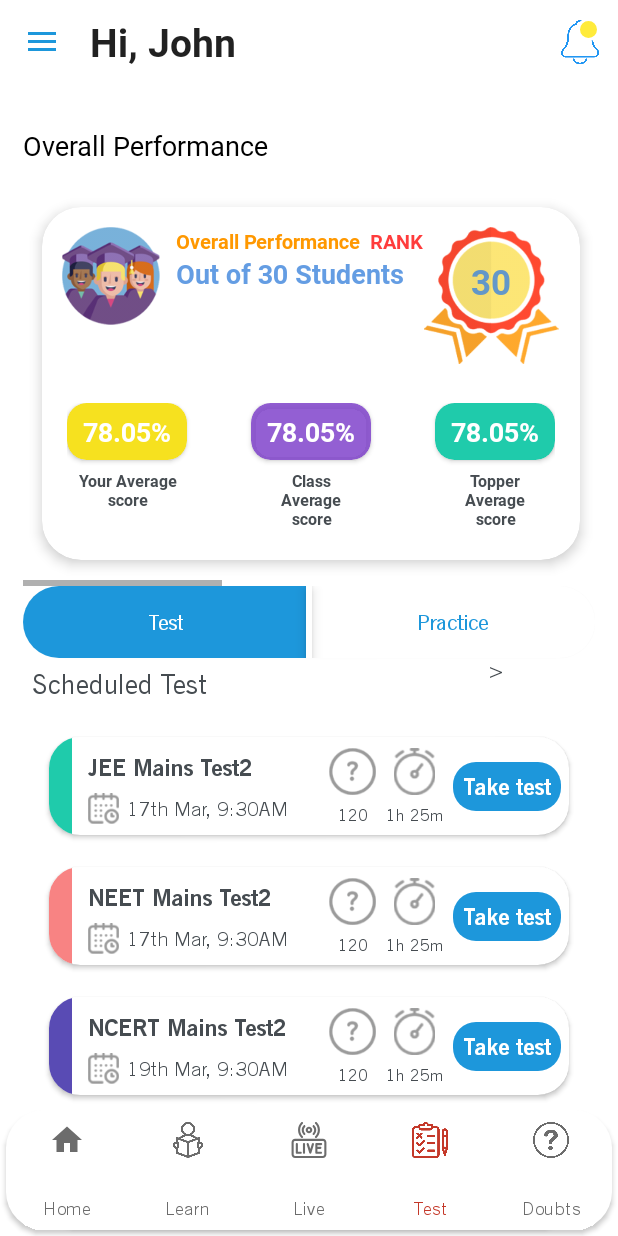
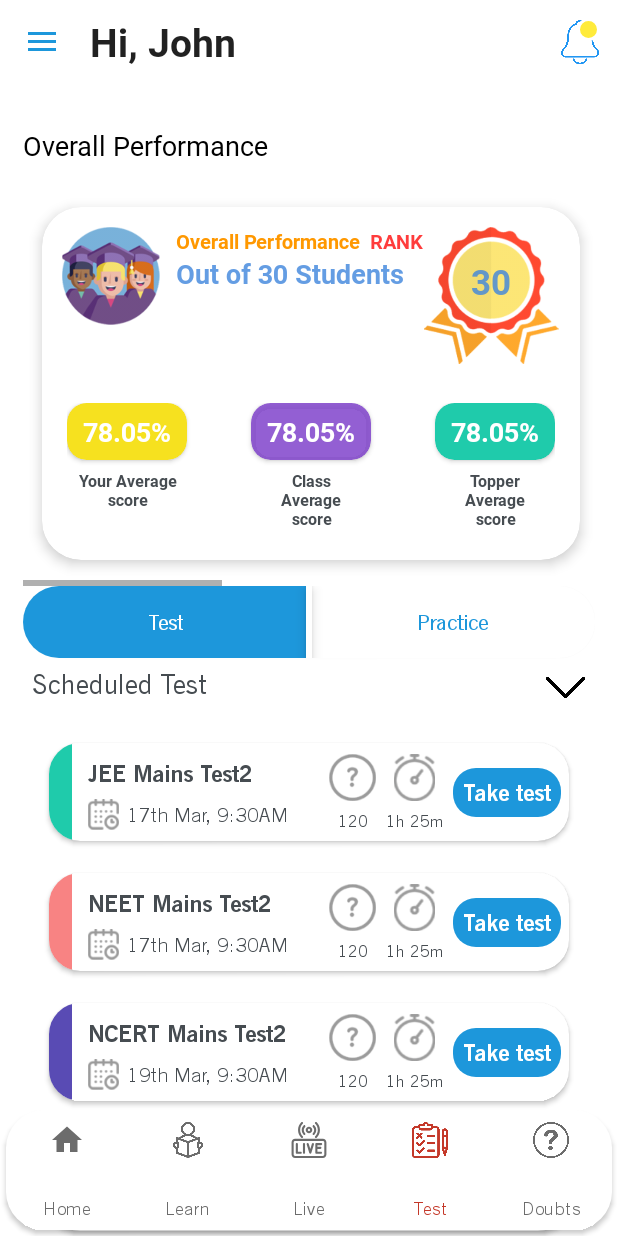
Before and after one commit to naveens3028/Futura, an Android app: the HomeFragment screen opened directly, with no data from a screen before it, item 2 of the bottom bar chosen, on a phone screen of 412 x 824 dp. Run offline under Robolectric (Android 15) with nearby library versions, the phone set to English and light mode, and no system bars; our stand-ins replace Volley, sdp/ssp sizes; libraries missing offline, so code that uses them is left out: com.androidnetworking, com.androidnetworking.common, com.androidnetworking.error, com.androidnetworking.interfaces, com.github.mikephil.charting; plain views replace LineChart; pictures from the network do not load; 120 statements that could not run were skipped.

Commit message:
- Added some more validations for Ui in test fragment

```diff
--- a/app/src/main/java/com/trisys/rn/baseapp/fragment/TestTabFragment.kt
+++ b/app/src/main/java/com/trisys/rn/baseapp/fragment/TestTabFragment.kt
@@ -20,6 +20,7 @@ class TestTabFragment : Fragment() , TestClickListener{
 
     private var studyList = ArrayList<SubTopicItem>()
     private var scheduledTestList = ArrayList<ScheduledTestItem>()
+    private var checkVisible: Boolean? = false
 
 
     override fun onCreateView(
@@ -72,6 +73,16 @@ class TestTabFragment : Fragment() , TestClickListener{
         val studyAdapter = ScheduledTestAdapter(requireContext(), scheduledTestList,this)
         scheduleTestRecyclerView.adapter = studyAdapter
 
+        arrowscheduled.setOnClickListener {
+            if (checkVisible == false) {
+                scheduleTestRecyclerView.visibility = View.GONE
+                checkVisible = true
+            }else{
+                scheduleTestRecyclerView.visibility = View.VISIBLE
+                checkVisible = false
+            }
+        }
+
     }
 
     override fun onTestClicked(isClicked: Boolean) {
--- a/app/src/main/res/layout/fragment_learn.xml
+++ b/app/src/main/res/layout/fragment_learn.xml
@@ -1,5 +1,5 @@
 <?xml version="1.0" encoding="utf-8"?>
-<RelativeLayout
+<FrameLayout
     xmlns:android="http://schemas.android.com/apk/res/android"
     xmlns:tools="http://schemas.android.com/tools"
     android:layout_width="match_parent"
@@ -7,6 +7,14 @@
     xmlns:app="http://schemas.android.com/apk/res-auto"
     android:padding="30dp"
     tools:context=".fragment.HomeFragment">
+
+    <androidx.core.widget.NestedScrollView
+        android:layout_width="match_parent"
+        android:layout_height="match_parent">
+
+    <RelativeLayout
+        android:layout_width="match_parent"
+        android:layout_height="match_parent">
 
     <androidx.cardview.widget.CardView
         android:layout_width="wrap_content"
@@ -45,4 +53,8 @@
         android:visibility="gone"
         android:layout_below="@+id/cardview"/>
 
-</RelativeLayout>
+    </RelativeLayout>
+
+    </androidx.core.widget.NestedScrollView>
+
+</FrameLayout>
--- a/app/src/main/res/layout/fragment_test.xml
+++ b/app/src/main/res/layout/fragment_test.xml
@@ -1,5 +1,5 @@
 <?xml version="1.0" encoding="utf-8"?>
-<RelativeLayout xmlns:android="http://schemas.android.com/apk/res/android"
+<FrameLayout xmlns:android="http://schemas.android.com/apk/res/android"
     xmlns:app="http://schemas.android.com/apk/res-auto"
     xmlns:tools="http://schemas.android.com/tools"
     android:layout_width="match_parent"
@@ -7,7 +7,14 @@
     android:padding="@dimen/_12sdp"
     tools:context=".fragment.TestFragment">
 
+    <androidx.core.widget.NestedScrollView
+        android:layout_width="match_parent"
+        android:layout_height="match_parent">
     <!-- TODO: Update blank fragment layout -->
+
+    <RelativeLayout
+        android:layout_width="match_parent"
+        android:layout_height="match_parent">
 
     <androidx.appcompat.widget.AppCompatTextView
         android:id="@+id/overallperfromance"
@@ -445,7 +452,8 @@
             app:layout_constraintTop_toBottomOf="@+id/tabView">
 
         </FrameLayout>
+    </LinearLayout>
+    </RelativeLayout>
+    </androidx.core.widget.NestedScrollView>
 
-    </LinearLayout>
-
-</RelativeLayout>
+</FrameLayout>
--- a/app/src/main/res/layout/fragment_test_tab.xml
+++ b/app/src/main/res/layout/fragment_test_tab.xml
@@ -10,22 +10,24 @@
         android:id="@+id/scheduleTest"
         android:layout_width="match_parent"
         android:layout_height="wrap_content"
-        android:weightSum="2"
         android:orientation="horizontal">
 
         <TextView
             android:layout_width="wrap_content"
-            android:layout_height="match_parent"
+            android:layout_height="wrap_content"
             android:text="@string/scheduled_test"
             android:layout_weight="1"
             android:textSize="@dimen/_14sdp"
             android:layout_margin="@dimen/_5sdp"/>
-        <TextView
-            android:layout_width="wrap_content"
-            android:layout_height="match_parent"
-            android:text=">"
-            android:textAlignment="center"
-            android:layout_weight="1"/>
+
+
+        <androidx.appcompat.widget.AppCompatImageView
+            android:id="@+id/arrowscheduled"
+            android:layout_width="@dimen/_20sdp"
+            android:layout_height="@dimen/_20sdp"
+            android:layout_margin="@dimen/_5sdp"
+            android:layout_marginEnd="@dimen/_10sdp"
+            android:src="@drawable/downarrow" />
 
     </LinearLayout>
 
@@ -41,11 +43,11 @@
         app:layoutManager="androidx.recyclerview.widget.LinearLayoutManager"
         tools:itemCount="3"
         tools:listitem="@layout/row_completed_live" />
+
     <LinearLayout
         android:id="@+id/attemptedTest"
         android:layout_width="match_parent"
         android:layout_height="wrap_content"
-        android:weightSum="2"
         android:orientation="horizontal">
 
         <TextView
@@ -55,19 +57,19 @@
             android:layout_weight="1"
             android:textSize="@dimen/_14sdp"
             android:layout_margin="@dimen/_5sdp"/>
-        <TextView
-            android:layout_width="wrap_content"
-            android:layout_height="match_parent"
-            android:text=">"
-            android:textAlignment="center"
-            android:layout_weight="1"/>
+
+        <androidx.appcompat.widget.AppCompatImageView
+            android:layout_width="@dimen/_20sdp"
+            android:layout_height="@dimen/_20sdp"
+            android:layout_margin="@dimen/_5sdp"
+            android:src="@drawable/downarrow" />
 
     </LinearLayout>
+
     <LinearLayout
         android:id="@+id/unAttemptedTest"
         android:layout_width="match_parent"
         android:layout_height="wrap_content"
-        android:weightSum="2"
         android:orientation="horizontal">
 
         <TextView
@@ -77,12 +79,12 @@
             android:layout_weight="1"
             android:textSize="@dimen/_14sdp"
             android:layout_margin="@dimen/_5sdp"/>
-        <TextView
-            android:layout_width="wrap_content"
-            android:layout_height="match_parent"
-            android:text=">"
-            android:textAlignment="center"
-            android:layout_weight="1"/>
+
+        <androidx.appcompat.widget.AppCompatImageView
+            android:layout_width="@dimen/_20sdp"
+            android:layout_height="@dimen/_20sdp"
+            android:layout_margin="@dimen/_5sdp"
+            android:src="@drawable/downarrow" />
 
     </LinearLayout>
 
```
Also changed, not shown: app/src/main/res/drawable/downarrow.png (added).
